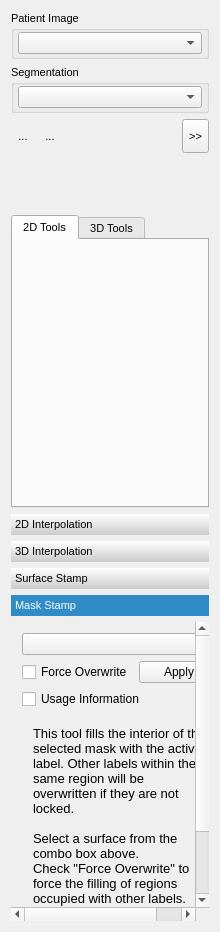
Qt form Plugins/org.mitk.gui.qt.multilabelsegmentation/src/internal/QmitkMultiLabelSegmentationControls.ui (MITK/MITK) before a commit.
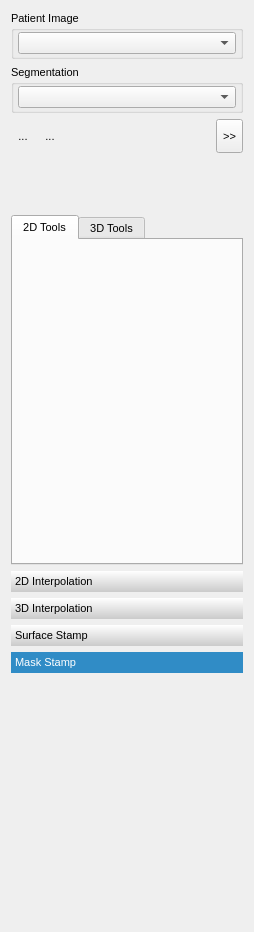
The same form after that commit. The open tabs and pages were chosen to show the change. Icons and pictures are not drawn. Custom widgets are drawn as their Qt base class.

Commit message:
have surface and mask stamp utilities as Qt widgets
next step would be to set them invisible in plugin widget
and later have them in utilities widget

What changed in the file:
```diff
--- a/Plugins/org.mitk.gui.qt.multilabelsegmentation/src/internal/QmitkMultiLabelSegmentationControls.ui
+++ b/Plugins/org.mitk.gui.qt.multilabelsegmentation/src/internal/QmitkMultiLabelSegmentationControls.ui
@@ -6,7 +6,7 @@
    <rect>
     <x>0</x>
     <y>0</y>
-    <width>220</width>
+    <width>254</width>
     <height>932</height>
    </rect>
   </property>
@@ -587,8 +587,8 @@
        <rect>
         <x>0</x>
         <y>0</y>
-        <width>202</width>
-        <height>383</height>
+        <width>236</width>
+        <height>252</height>
        </rect>
       </property>
       <attribute name="label">
@@ -596,78 +596,13 @@
       </attribute>
       <layout class="QVBoxLayout" name="verticalLayout_11">
        <item>
-        <widget class="QmitkDataStorageComboBox" name="m_cbMaskNodeSelector">
-         <property name="sizePolicy">
-          <sizepolicy hsizetype="Minimum" vsizetype="Fixed">
-           <horstretch>0</horstretch>
-           <verstretch>0</verstretch>
-          </sizepolicy>
-         </property>
-        </widget>
-       </item>
-       <item>
-        <layout class="QHBoxLayout" name="horizontalLayout_2">
-         <item>
-          <widget class="QCheckBox" name="m_chkMaskStampOverwrite">
-           <property name="text">
-            <string>Force Overwrite</string>
-           </property>
-          </widget>
-         </item>
-         <item>
-          <widget class="QPushButton" name="m_pbMaskStamp">
-           <property name="text">
-            <string>Apply</string>
-           </property>
-          </widget>
-         </item>
-        </layout>
-       </item>
-       <item>
-        <widget class="QCheckBox" name="m_cbMaskStampShowInformation">
-         <property name="sizePolicy">
-          <sizepolicy hsizetype="Preferred" vsizetype="Fixed">
-           <horstretch>0</horstretch>
-           <verstretch>0</verstretch>
-          </sizepolicy>
-         </property>
-         <property name="text">
-          <string>Usage Information</string>
-         </property>
-        </widget>
-       </item>
-       <item>
-        <widget class="QWidget" name="m_MaskStampInformationWidget" native="true">
+        <widget class="QmitkMaskStampWidget" name="m_MaskStampWidget" native="true">
          <property name="minimumSize">
           <size>
            <width>0</width>
-           <height>0</height>
+           <height>25</height>
           </size>
          </property>
-         <layout class="QVBoxLayout" name="verticalLayout_5">
-          <item>
-           <widget class="QLabel" name="lblInfo_2">
-            <property name="text">
-             <string>&lt;!DOCTYPE HTML PUBLIC &quot;-//W3C//DTD HTML 4.0//EN&quot; &quot;http://www.w3.org/TR/REC-html40/strict.dtd&quot;&gt;
-&lt;html&gt;&lt;head&gt;&lt;meta name=&quot;qrichtext&quot; content=&quot;1&quot; /&gt;&lt;style type=&quot;text/css&quot;&gt;
-p, li { white-space: pre-wrap; }
-&lt;/style&gt;&lt;/head&gt;&lt;body style=&quot; font-family:'MS Shell Dlg 2'; font-size:8pt; font-weight:400; font-style:normal;&quot;&gt;
-&lt;p style=&quot; margin-top:0px; margin-bottom:0px; margin-left:0px; margin-right:0px; -qt-block-indent:0; text-indent:0px;&quot;&gt;&lt;span style=&quot; font-family:'Sans'; font-size:10pt;&quot;&gt;This tool fills the interior of the selected mask with the active label. &lt;/span&gt;&lt;span style=&quot; font-family:'Sans'; font-size:10pt;&quot;&gt;Other labels within the same region will be overwritten if they are not locked.&lt;/span&gt;&lt;/p&gt;
-&lt;p style=&quot;-qt-paragraph-type:empty; margin-top:0px; margin-bottom:0px; margin-left:0px; margin-right:0px; -qt-block-indent:0; text-indent:0px; font-family:'Sans'; font-size:10pt;&quot;&gt;&lt;br /&gt;&lt;/p&gt;
-&lt;p style=&quot; margin-top:0px; margin-bottom:0px; margin-left:0px; margin-right:0px; -qt-block-indent:0; text-indent:0px;&quot;&gt;&lt;span style=&quot; font-family:'Sans'; font-size:10pt;&quot;&gt;Select a surface from the combo box above.&lt;/span&gt;&lt;/p&gt;
-&lt;p style=&quot; margin-top:0px; margin-bottom:0px; margin-left:0px; margin-right:0px; -qt-block-indent:0; text-indent:0px;&quot;&gt;&lt;span style=&quot; font-family:'Sans'; font-size:10pt;&quot;&gt;Check &amp;quot;Force Overwrite&amp;quot; to force the filling of regions occupied with other labels.&lt;/span&gt;&lt;/p&gt;
-&lt;p style=&quot; margin-top:0px; margin-bottom:0px; margin-left:0px; margin-right:0px; -qt-block-indent:0; text-indent:0px;&quot;&gt;&lt;span style=&quot; font-family:'Sans'; font-size:10pt;&quot;&gt;Press &amp;quot;Apply&amp;quot; to run the tool.&lt;/span&gt;&lt;/p&gt;
-&lt;p style=&quot;-qt-paragraph-type:empty; margin-top:0px; margin-bottom:0px; margin-left:0px; margin-right:0px; -qt-block-indent:0; text-indent:0px;&quot;&gt;&lt;br /&gt;&lt;/p&gt;&lt;/body&gt;&lt;/html&gt;</string>
-            </property>
-            <property name="alignment">
-             <set>Qt::AlignVCenter</set>
-            </property>
-            <property name="wordWrap">
-             <bool>true</bool>
-            </property>
-           </widget>
-          </item>
-         </layout>
         </widget>
        </item>
        <item>
@@ -729,6 +664,18 @@
    <header location="global">QmitkSurfaceBasedInterpolator.h</header>
    <container>1</container>
   </customwidget>
+  <customwidget>
+   <class>QmitkSurfaceStampWidget</class>
+   <extends>QWidget</extends>
+   <header location="global">QmitkSurfaceStampWidget.h</header>
+   <container>1</container>
+  </customwidget>
+  <customwidget>
+   <class>QmitkMaskStampWidget</class>
+   <extends>QWidget</extends>
+   <header location="global">QmitkMaskStampWidget.h</header>
+   <container>1</container>
+  </customwidget>
  </customwidgets>
  <includes>
   <include location="global">QmitkToolReferenceDataSelectionBox.h</include>
```
Left out of the diff: 85 changed lines with no effect on the pictures. The commit also changes 9 other files.
